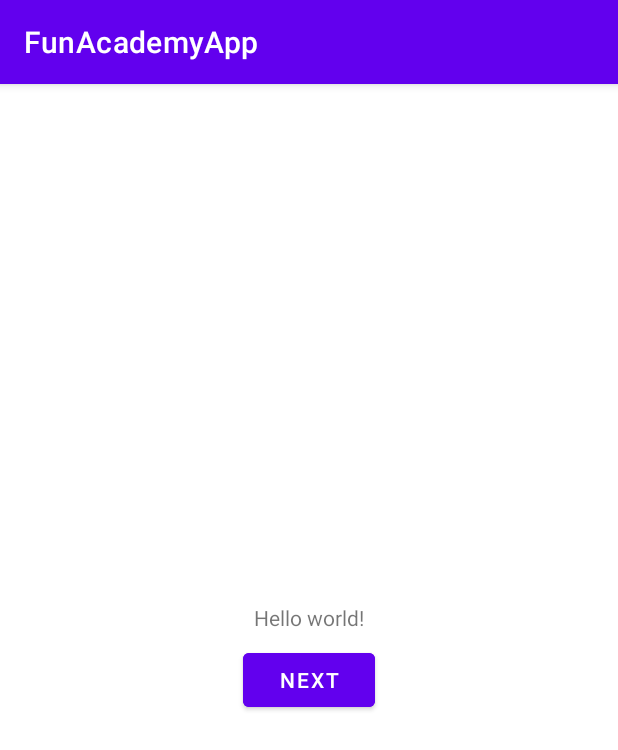
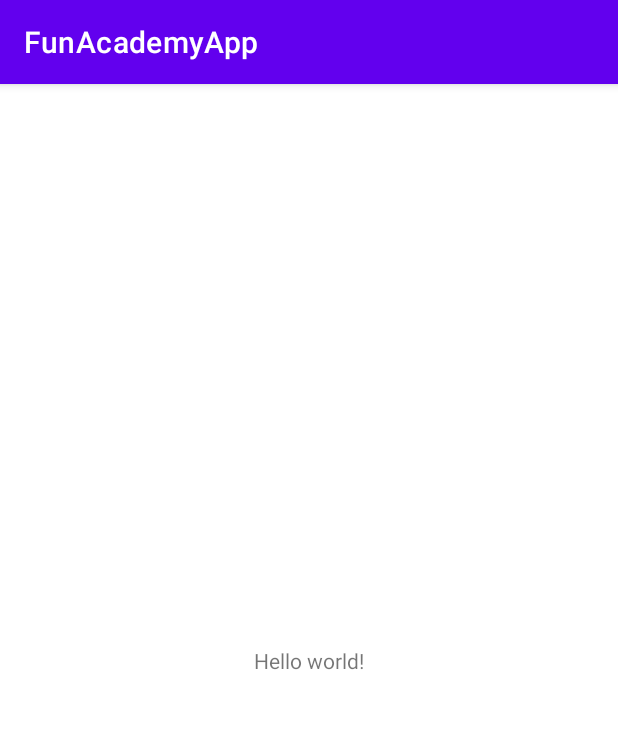
Before and after one commit to jeksonshar/FunAcademyApp, an Android app: the screen it shows after launch (MainActivity), on a phone screen of 412 x 824 dp. Shown: the top 750 px of the screen. Run offline under Robolectric (Android 15) with nearby library versions, the phone set to English and light mode, and no system bars.

Commit message:
removed unnecessary things to make the project match the homework

```diff
--- a/app/src/main/AndroidManifest.xml
+++ b/app/src/main/AndroidManifest.xml
@@ -9,7 +9,6 @@
         android:roundIcon="@mipmap/ic_launcher_round"
         android:supportsRtl="true"
         android:theme="@style/Theme.FunAcademyApp">
-        <activity android:name=".SecondActivity"></activity>
         <activity android:name=".MainActivity">
             <intent-filter>
                 <action android:name="android.intent.action.MAIN" />
--- a/app/src/main/res/layout-land/activity_main.xml
+++ /dev/null
@@ -1,34 +0,0 @@
-<?xml version="1.0" encoding="utf-8"?>
-<androidx.constraintlayout.widget.ConstraintLayout
-    xmlns:android="http://schemas.android.com/apk/res/android"
-    xmlns:app="http://schemas.android.com/apk/res-auto"
-    xmlns:tools="http://schemas.android.com/tools"
-    android:layout_width="match_parent"
-    android:layout_height="match_parent"
-    tools:context=".MainActivity">
-
-    <LinearLayout
-        android:layout_width="match_parent"
-        android:layout_height="match_parent"
-        android:gravity="center">
-
-        <TextView
-            android:layout_width="wrap_content"
-            android:layout_height="wrap_content"
-            android:text="@string/hello"
-            app:layout_constraintBottom_toBottomOf="parent"
-            app:layout_constraintLeft_toLeftOf="parent"
-            app:layout_constraintRight_toRightOf="parent"
-            app:layout_constraintTop_toTopOf="parent" />
-
-        <Button
-            android:id="@+id/next_activity_button"
-            android:layout_width="wrap_content"
-            android:layout_height="wrap_content"
-            android:layout_marginStart="16dp"
-            android:text="@string/next"
-            android:backgroundTint="@color/purple_500" />
-
-    </LinearLayout>
-
-</androidx.constraintlayout.widget.ConstraintLayout>
--- a/app/src/main/res/layout/activity_main.xml
+++ b/app/src/main/res/layout/activity_main.xml
@@ -6,12 +6,6 @@
     android:layout_width="match_parent"
     android:layout_height="match_parent"
     tools:context=".MainActivity">
-
-    <LinearLayout
-        android:layout_width="match_parent"
-        android:layout_height="match_parent"
-        android:gravity="center"
-        android:orientation="vertical">
 
         <TextView
             android:layout_width="wrap_content"
@@ -22,14 +16,4 @@
             app:layout_constraintRight_toRightOf="parent"
             app:layout_constraintTop_toTopOf="parent" />
 
-        <Button
-            android:id="@+id/next_activity_button"
-            android:layout_width="wrap_content"
-            android:layout_height="wrap_content"
-            android:layout_marginTop="8dp"
-            android:text="@string/next"
-            android:backgroundTint="@color/purple_500" />
-
-    </LinearLayout>
-
 </androidx.constraintlayout.widget.ConstraintLayout>
--- a/app/src/main/res/values/strings.xml
+++ b/app/src/main/res/values/strings.xml
@@ -1,10 +1,4 @@
 <resources>
     <string name="app_name" translatable="false">FunAcademyApp</string>
     <string name="hello">Hello world!</string>
-    <string name="next">NEXT</string>
-    <string name="hello_this_is_second_activity">Hello, this is second activity</string>
-    <string name="this_values_was_transmitted_from_main_activity">This values was transmitted from MainActivity</string>
-    <string name="transmitted_string"> - transmitted String = </string>
-    <string name="transmitted_int"> - transmitted Int = </string>
-    <string name="transmitted_boolean"> - transmitted Boolean = </string>
 </resources>
```
Also changed, not shown: app/src/main/java/com/jeksonshar/funacademyapp/MainActivity.kt (+0 -20 lines), app/src/main/java/com/jeksonshar/funacademyapp/SecondActivity.kt (deleted, +0 -39 lines), app/src/main/res/layout/activity_second.xml (deleted, +0 -19 lines), 1 other file.
